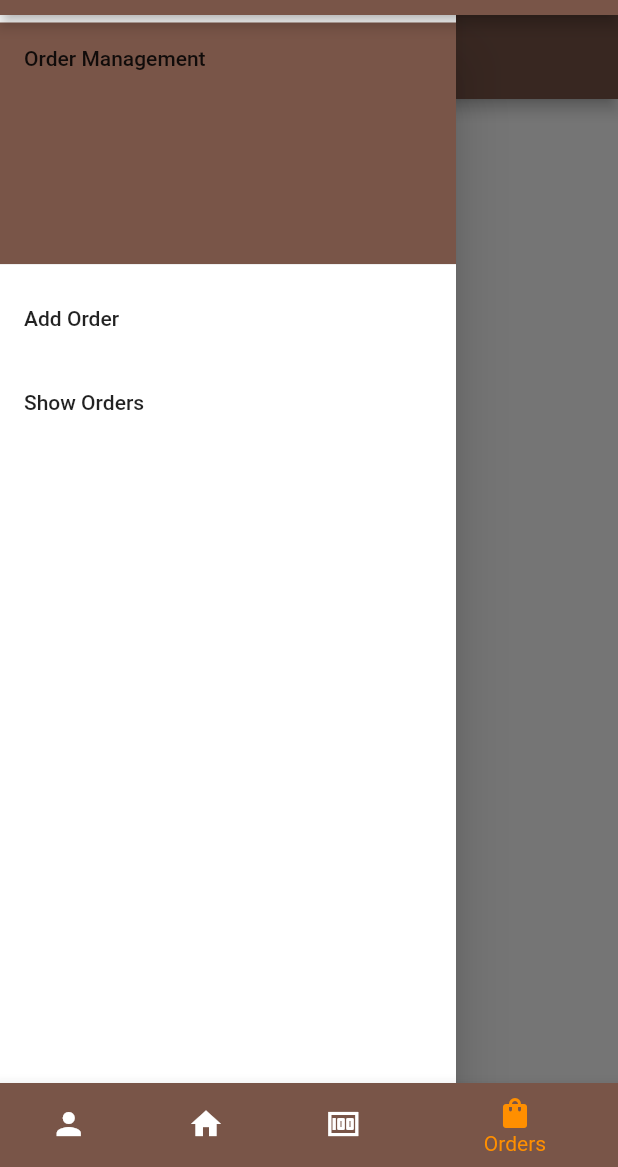
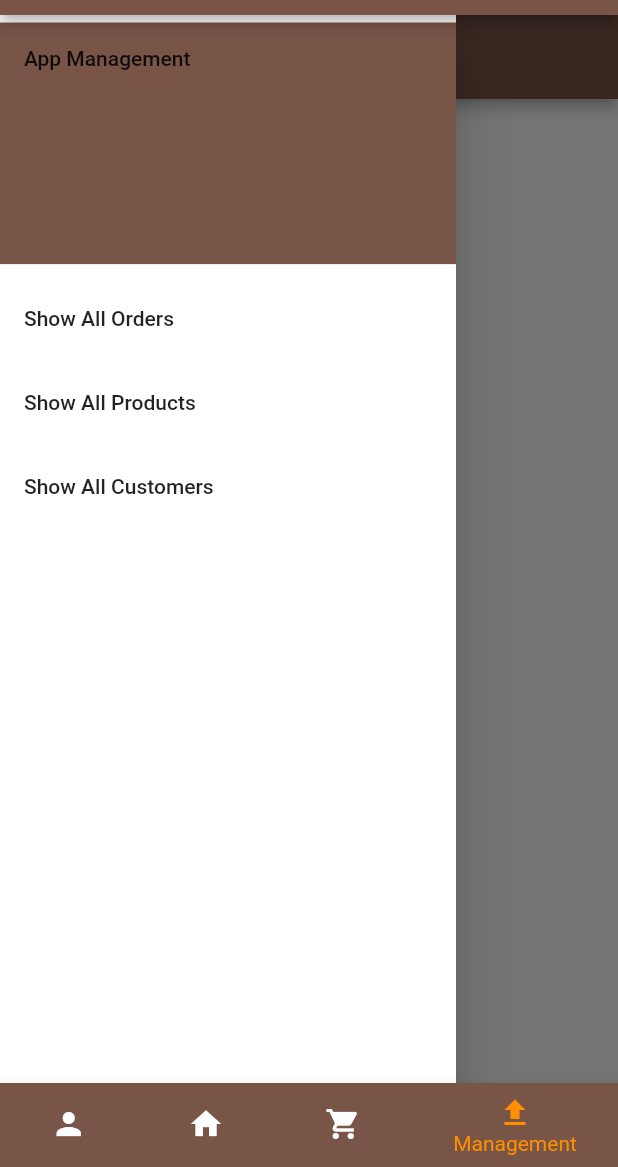
Before and after one commit to sechols223/CMPS-339-Coffee-Shop, a Flutter app: the screen it shows after launch, item 4 of the bottom bar chosen, with the side drawer open, on a phone screen of 412 x 824 dp, the part 69-1236 px from its top. Run offline on Flutter 3.47's test engine with Material 2 defaults, Android fonts, the phone set to English and light mode, and no system bars; our stand-ins replace animate_do, awesome_dialog, flutter_custom_clippers, google_fonts.

Commit message:
replaced orders page with page that shows all Orders, Products, and Customers

```diff
--- a/lib/screens/NavigationBar.dart
+++ b/lib/screens/NavigationBar.dart
@@ -1,9 +1,8 @@
 import 'package:flutter/material.dart';
 import 'package:flutter_coffee/screens/login.dart';
-import 'package:flutter_coffee/screens/orders/order_drawer.dart';
+import 'package:flutter_coffee/screens/app_drawer.dart';
 import 'package:flutter_coffee/screens/products/product_drawer.dart';
 import 'package:flutter_coffee/screens/pages/myhomepage.dart';
-//import 'package:flutter_coffee/screens/homepage.dart';
 
 class NavBar extends StatefulWidget {
   const NavBar({Key key}) : super(key: key);
@@ -20,7 +19,7 @@ class _NavBarState extends State<NavBar> {
     new Login(),
     new MyHomePage(),
     new ProductDrawer(),
-    new OrderDrawer(),
+    new AppDrawer(),
   ];
 
   void onItemTapped(int index) {
@@ -51,13 +50,13 @@ class _NavBarState extends State<NavBar> {
             backgroundColor: Colors.brown,
           ),
           BottomNavigationBarItem(
-            icon: Icon(Icons.money),
+            icon: Icon(Icons.shopping_cart),
             label: 'Products',
             backgroundColor: Colors.brown,
           ),
           BottomNavigationBarItem(
-            icon: Icon(Icons.shopping_bag),
-            label: 'Orders',
+            icon: Icon(Icons.file_upload_sharp),
+            label: 'Management',
             backgroundColor: Colors.brown,
           ),
         ],
--- /dev/null
+++ b/lib/screens/app_drawer.dart
@@ -0,0 +1,59 @@
+import 'package:flutter_coffee/screens/customers/get_customers.dart';
+import 'package:flutter_coffee/screens/orders/get_orders.dart';
+import 'package:flutter/material.dart';
+import 'package:flutter_coffee/screens/products/get_products.dart';
+
+class AppDrawer extends StatefulWidget {
+  const AppDrawer({Key key}) : super(key: key);
+
+  @override
+  _AppDrawerState createState() => _AppDrawerState();
+}
+
+class _AppDrawerState extends State<AppDrawer> {
+  final minimumPadding = 5.0;
+
+  @override
+  Widget build(BuildContext context) {
+    return Scaffold(
+      appBar: AppBar(title: Text("App Management")),
+      body: Center(
+        child: Text("Files"),
+      ),
+      drawer: Drawer(
+        child: ListView(
+          padding: EdgeInsets.only(top: minimumPadding, bottom: minimumPadding),
+          children: <Widget>[
+            DrawerHeader(
+              child: Text("App Management"),
+              decoration: BoxDecoration(
+                color: Colors.brown,
+              ),
+            ),
+            ListTile(
+              title: Text("Show All Orders"),
+              onTap: () {
+                Navigator.push(context,
+                    MaterialPageRoute(builder: (context) => GetAllOrders()));
+              },
+            ),
+            ListTile(
+              title: Text("Show All Products"),
+              onTap: () {
+                Navigator.push(context,
+                    MaterialPageRoute(builder: (context) => GetAllProducts()));
+              },
+            ),
+            ListTile(
+              title: Text("Show All Customers"),
+              onTap: () {
+                Navigator.push(context,
+                    MaterialPageRoute(builder: (context) => GetAllCustomers()));
+              },
+            ),
+          ],
+        ),
+      ),
+    );
+  }
+}
--- a/lib/screens/orders/get_orders.dart
+++ b/lib/screens/orders/get_orders.dart
@@ -5,7 +5,7 @@ import 'dart:convert';
 
 import 'package:flutter_coffee/models/Order_model.dart';
 import 'package:flutter_coffee/screens/orders/delete_orders.dart';
-import 'package:flutter_coffee/screens/orders/Order_drawer.dart';
+import 'package:flutter_coffee/screens/App_drawer.dart';
 import 'package:flutter/material.dart';
 import 'package:http/http.dart' as http;
 
@@ -44,8 +44,8 @@ class _GetAllOrdersState extends State<GetAllOrders> {
         leading: IconButton(
           icon: Icon(Icons.arrow_back),
           onPressed: () {
-            Navigator.push(context,
-                MaterialPageRoute(builder: (context) => OrderDrawer()));
+            Navigator.push(
+                context, MaterialPageRoute(builder: (context) => AppDrawer()));
           },
         ),
       ),
--- a/lib/screens/orders/order_drawer.dart
+++ /dev/null
@@ -1,51 +0,0 @@
-import 'package:flutter_coffee/screens/orders/get_orders.dart';
-import 'package:flutter_coffee/screens/orders/create_orders.dart';
-import 'package:flutter/material.dart';
-
-class OrderDrawer extends StatefulWidget {
-  const OrderDrawer({Key key}) : super(key: key);
-
-  @override
-  _OrderDrawerState createState() => _OrderDrawerState();
-}
-
-class _OrderDrawerState extends State<OrderDrawer> {
-  final minimumPadding = 5.0;
-
-  @override
-  Widget build(BuildContext context) {
-    return Scaffold(
-      appBar: AppBar(title: Text("Order Management")),
-      body: Center(
-        child: Text("Orders"),
-      ),
-      drawer: Drawer(
-        child: ListView(
-          padding: EdgeInsets.only(top: minimumPadding, bottom: minimumPadding),
-          children: <Widget>[
-            DrawerHeader(
-              child: Text("Order Management"),
-              decoration: BoxDecoration(
-                color: Colors.brown,
-              ),
-            ),
-            ListTile(
-              title: Text("Add Order"),
-              onTap: () {
-                Navigator.push(context,
-                    MaterialPageRoute(builder: (context) => RegisterOrder()));
-              },
-            ),
-            ListTile(
-              title: Text("Show Orders"),
-              onTap: () {
-                Navigator.push(context,
-                    MaterialPageRoute(builder: (context) => GetAllOrders()));
-              },
-            ),
-          ],
-        ),
-      ),
-    );
-  }
-}
--- a/lib/screens/orders/update_orders.dart
+++ b/lib/screens/orders/update_orders.dart
@@ -3,7 +3,7 @@
 import 'dart:convert';
 
 import 'package:flutter_coffee/models/Order_model.dart';
-import 'package:flutter_coffee/screens/orders/order_drawer.dart';
+import 'package:flutter_coffee/screens/app_drawer.dart';
 import 'package:flutter_coffee/screens/orders/create_orders.dart';
 import 'package:flutter/material.dart';
 import 'package:http/http.dart' as http;
@@ -73,8 +73,8 @@ class _UpdateOrderState extends State<UpdateOrder> {
         leading: IconButton(
           icon: Icon(Icons.arrow_back),
           onPressed: () {
-            Navigator.push(context,
-                MaterialPageRoute(builder: (context) => OrderDrawer()));
+            Navigator.push(
+                context, MaterialPageRoute(builder: (context) => AppDrawer()));
           },
         ),
       ),
```
Also changed, not shown: lib/screens/customers/get_customers.dart (added, +114 -0 lines), App Preview/flutter_coffee - Google Chrome 6_26_2022 5_05_21 PM.png (added), App Preview/flutter_coffee - Google Chrome 6_26_2022 5_05_26 PM.png (added), App Preview/localhost_59724_#_ - Google Chrome 6_26_2022 3_53_25 PM.png (deleted), App Preview/localhost_59724_#_ - Google Chrome 6_26_2022 3_53_28 PM.png (deleted).
